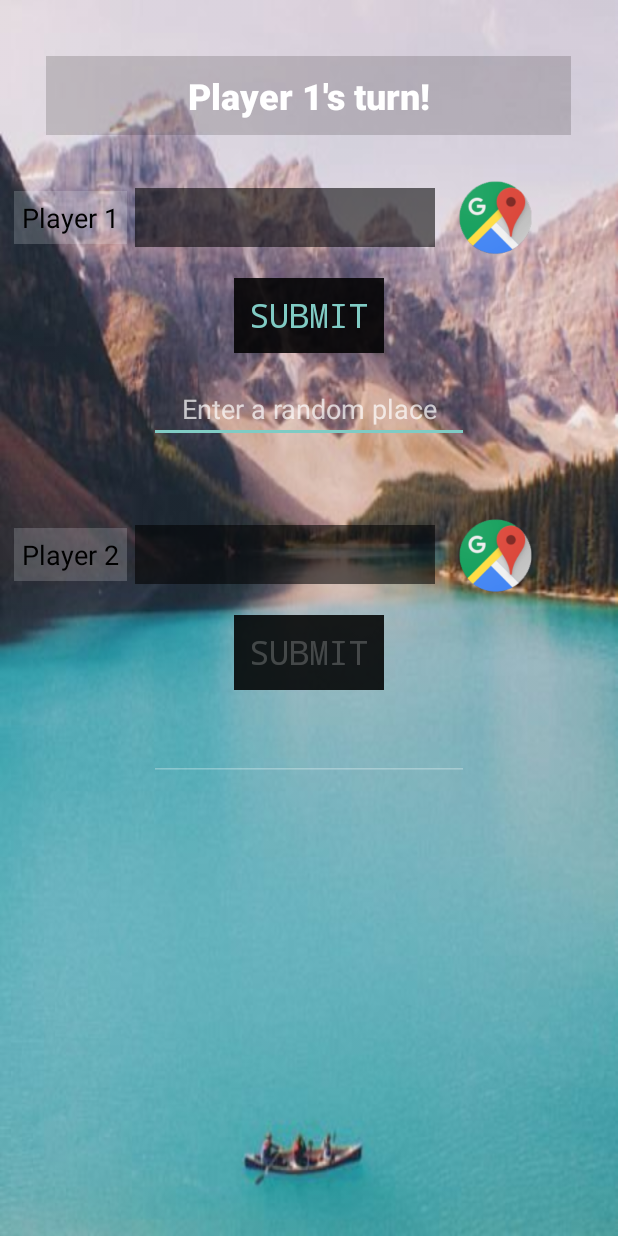
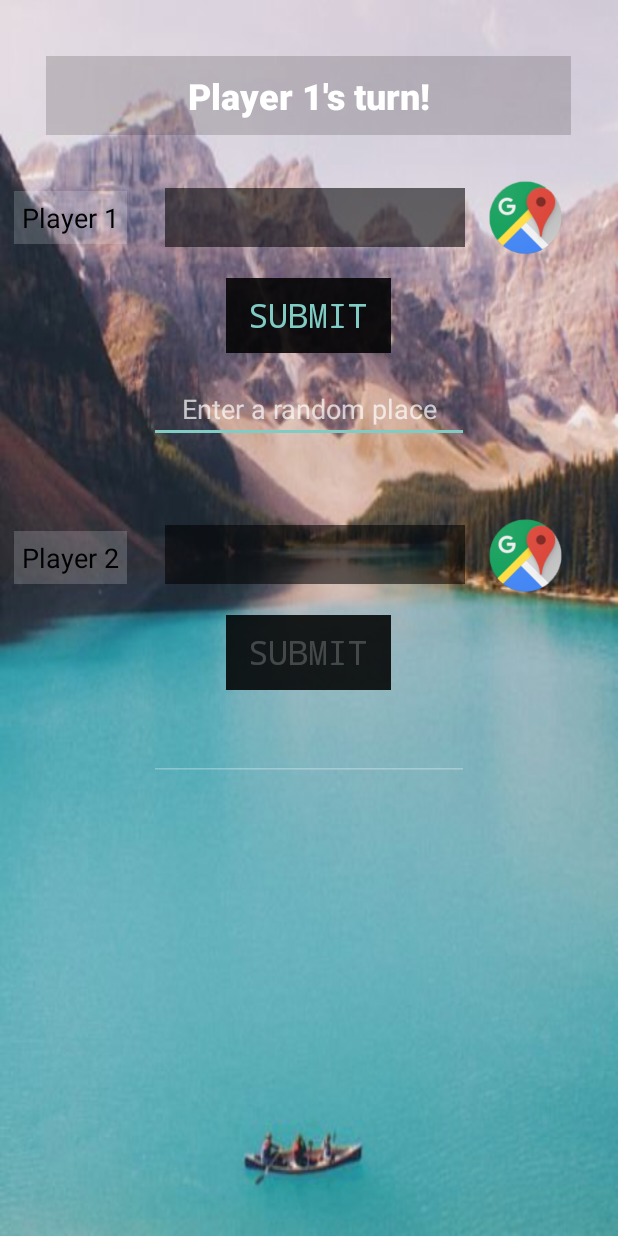
Before and after one commit to deepgosalia1/Atlas, an Android app: the MultiplayerActivity screen opened directly, with no data from a screen before it, on a phone screen of 412 x 824 dp. Run offline under Robolectric (Android 15) with nearby library versions, the light colour scheme and no system bars.

Commit message:
layout changes

```diff
--- a/app/src/main/res/layout/activity_main.xml
+++ b/app/src/main/res/layout/activity_main.xml
@@ -9,7 +9,7 @@
     <Button
         android:id="@+id/submit"
         style="@style/Widget.AppCompat.Button.Borderless.Colored"
-        android:layout_width="100dp"
+        android:layout_width="110dp"
         android:layout_height="50dp"
         android:layout_alignParentTop="true"
         android:layout_centerHorizontal="true"
@@ -51,6 +51,7 @@
         android:background="@color/colorPrimary"
         android:padding="5dp"
         android:text="You"
+        android:textAlignment="center"
         android:textColor="@android:color/black"
         android:textSize="18sp" />
 
@@ -60,7 +61,7 @@
         android:layout_width="50dp"
         android:layout_height="50dp"
         android:layout_alignParentTop="true"
-        android:layout_marginLeft="310dp"
+        android:layout_marginLeft="340dp"
         android:layout_marginTop="195dp"
         android:background="@drawable/trying"
         android:fontFamily="monospace"
@@ -80,6 +81,7 @@
         android:background="@color/colorPrimary"
         android:padding="5dp"
         android:text="Computer"
+        android:textAlignment="center"
         android:textColor="@color/common_google_signin_btn_text_dark_focused"
         android:textSize="18sp" />
 
@@ -88,7 +90,7 @@
         android:layout_width="180dp"
         android:layout_height="wrap_content"
         android:layout_alignParentTop="true"
-        android:layout_marginLeft="120dp"
+        android:layout_marginLeft="140dp"
         android:layout_marginTop="200dp"
         android:background="@color/common_google_signin_btn_text_light_focused"
         android:padding="10dp" />
--- a/app/src/main/res/layout/activity_multiplayer.xml
+++ b/app/src/main/res/layout/activity_multiplayer.xml
@@ -11,7 +11,7 @@
     <Button
         android:id="@+id/player2_submit"
         style="@style/Widget.AppCompat.Button.Borderless.Colored"
-        android:layout_width="100dp"
+        android:layout_width="110dp"
         android:layout_height="50dp"
         android:layout_alignParentTop="true"
         android:layout_centerHorizontal="true"
@@ -41,7 +41,7 @@
         android:layout_width="200dp"
         android:layout_height="wrap_content"
         android:layout_alignParentTop="true"
-        android:layout_marginStart="90dp"
+        android:layout_marginLeft="110dp"
         android:layout_marginTop="350dp"
         android:background="@color/common_google_signin_btn_text_light_focused"
         android:padding="10dp"
@@ -51,10 +51,9 @@
         android:id="@+id/player2"
         android:layout_width="wrap_content"
         android:layout_height="wrap_content"
-        android:layout_alignParentTop="true"
-        android:layout_marginStart="9dp"
-        android:layout_marginTop="352dp"
 
+        android:layout_alignBottom="@+id/player2_place"
+        android:layout_alignStart="@+id/player1"
         android:background="@color/colorPrimary"
         android:padding="5dp"
         android:text="Player 2"
@@ -67,7 +66,7 @@
         android:layout_width="50dp"
         android:layout_height="50dp"
         android:layout_alignParentTop="true"
-        android:layout_marginStart="305dp"
+        android:layout_marginLeft="325dp"
         android:layout_marginTop="120dp"
         android:background="@drawable/trying"
         android:fontFamily="monospace"
@@ -94,7 +93,7 @@
         android:layout_width="200dp"
         android:layout_height="wrap_content"
         android:layout_alignParentTop="true"
-        android:layout_marginStart="90dp"
+        android:layout_marginLeft="110dp"
         android:layout_marginTop="125dp"
         android:background="@color/common_google_signin_btn_text_light_focused"
         android:padding="10dp" />
@@ -129,7 +128,7 @@
     <Button
         android:id="@+id/player1_submit"
         style="@style/Widget.AppCompat.Button.Borderless.Colored"
-        android:layout_width="100dp"
+        android:layout_width="110dp"
         android:layout_height="50dp"
         android:layout_alignParentTop="true"
         android:layout_centerHorizontal="true"
@@ -146,22 +145,10 @@
         android:layout_width="50dp"
         android:layout_height="50dp"
         android:layout_alignParentTop="true"
-        android:layout_marginStart="305dp"
+        android:layout_marginLeft="325dp"
         android:layout_marginTop="345dp"
         android:background="@drawable/trying"
         android:onClick="player2map" />
 
-    <Space
-        android:layout_width="match_parent"
-        android:layout_height="5dp"
-        android:layout_alignParentBottom="true"
-        android:layout_alignParentLeft="true"
-        android:layout_alignParentRight="true"
-        android:layout_alignParentTop="true"
-        android:layout_centerHorizontal="true"
-        android:layout_marginBottom="250dp"
-        android:layout_marginTop="310dp"
-        android:background="@color/colorPrimaryDark" />
-
 
 </RelativeLayout>
```
